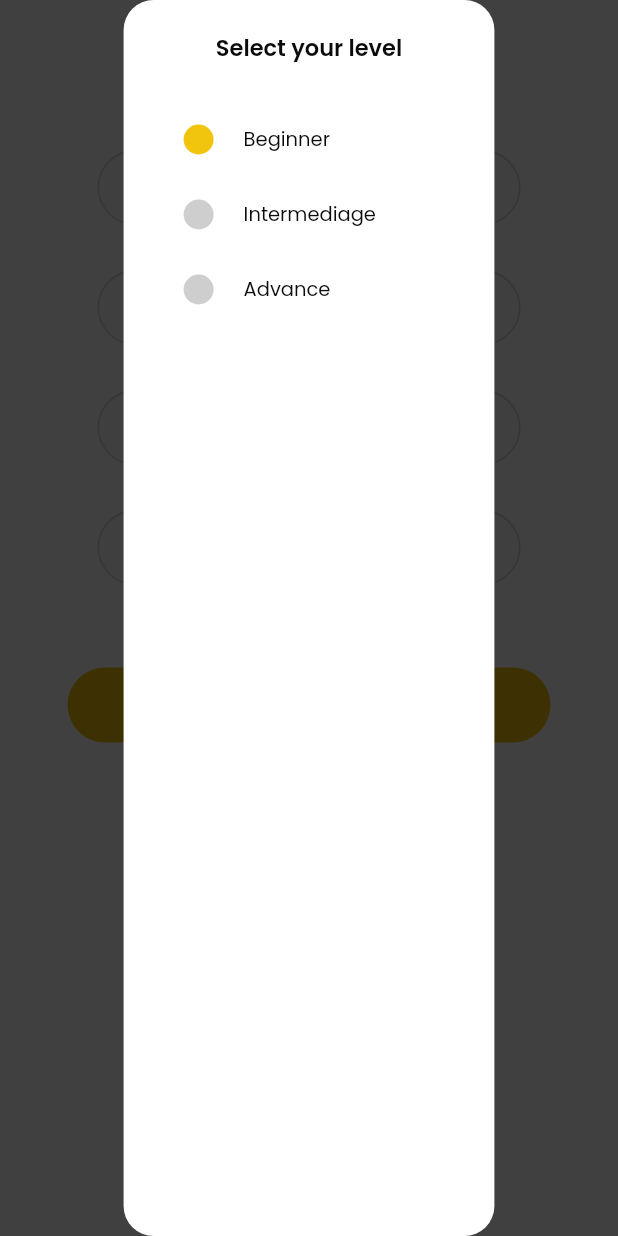
After one commit to sayedmostaf/healtho, a Flutter app: the PhysiquePage screen opened directly, after a tap on "Level", on a phone screen of 412 x 824 dp. The commit adds this screen. Run offline on Flutter 3.47's test engine with Material 3 defaults, Android fonts, the phone set to English and light mode, and no system bars; missing offline and left inert: otp_text_field_v2, otp_timer_button.

Commit message:
create level page

```diff
--- a/lib/features/physique/widgets/level_selector.dart
+++ b/lib/features/physique/widgets/level_selector.dart
@@ -1,5 +1,6 @@
 import 'package:flutter/material.dart';
 import 'package:healtho/core/widgets/round_title_value_button.dart';
+import 'package:healtho/features/select_level/select_level_page.dart';
 
 class LevelSelector extends StatelessWidget {
   final String selectedLevel;
--- /dev/null
+++ b/lib/features/select_level/select_level_page.dart
@@ -0,0 +1,77 @@
+import 'package:flutter/material.dart';
+import 'package:healtho/core/utils/colors.dart';
+import 'package:healtho/core/utils/functions/navigation.dart';
+import 'package:healtho/core/widgets/radio_button.dart';
+
+class SelectLevelPage extends StatefulWidget {
+  const SelectLevelPage({super.key, required this.didChange});
+  final ValueChanged<String> didChange;
+  @override
+  State<SelectLevelPage> createState() => _SelectLevelPageState();
+}
+
+class _SelectLevelPageState extends State<SelectLevelPage> {
+  int selectType = 0;
+
+  @override
+  Widget build(BuildContext context) {
+    return Container(
+      width: context.width,
+      height: context.height,
+      color: Colors.black45,
+      alignment: Alignment.center,
+      child: Container(
+        width: context.width * .6,
+        decoration: BoxDecoration(
+          color: Colors.white,
+          borderRadius: BorderRadius.circular(
+            20,
+          ),
+        ),
+        padding: const EdgeInsets.all(20),
+        child: Column(
+          children: [
+            Text(
+              'Select your level',
+              style: TextStyle(
+                color: AppColors.primaryText,
+                fontSize: 15,
+                fontWeight: FontWeight.w600,
+              ),
+            ),
+            const SizedBox(
+              height: 25,
+            ),
+            RadioButton(
+                title: 'Beginner',
+                isSelect: selectType == 0,
+                onPressed: () {
+                  setState(() {
+                    selectType = 0;
+                  });
+                  widget.didChange("Beginner");
+                }),
+            RadioButton(
+                title: 'Intermediage',
+                isSelect: selectType == 1,
+                onPressed: () {
+                  setState(() {
+                    selectType = 1;
+                  });
+                  widget.didChange("Intermediage");
+                }),
+            RadioButton(
+                title: 'Advance',
+                isSelect: selectType == 2,
+                onPressed: () {
+                  setState(() {
+                    selectType = 2;
+                  });
+                  widget.didChange("Advance");
+                }),
+          ],
+        ),
+      ),
+    );
+  }
+}
```
